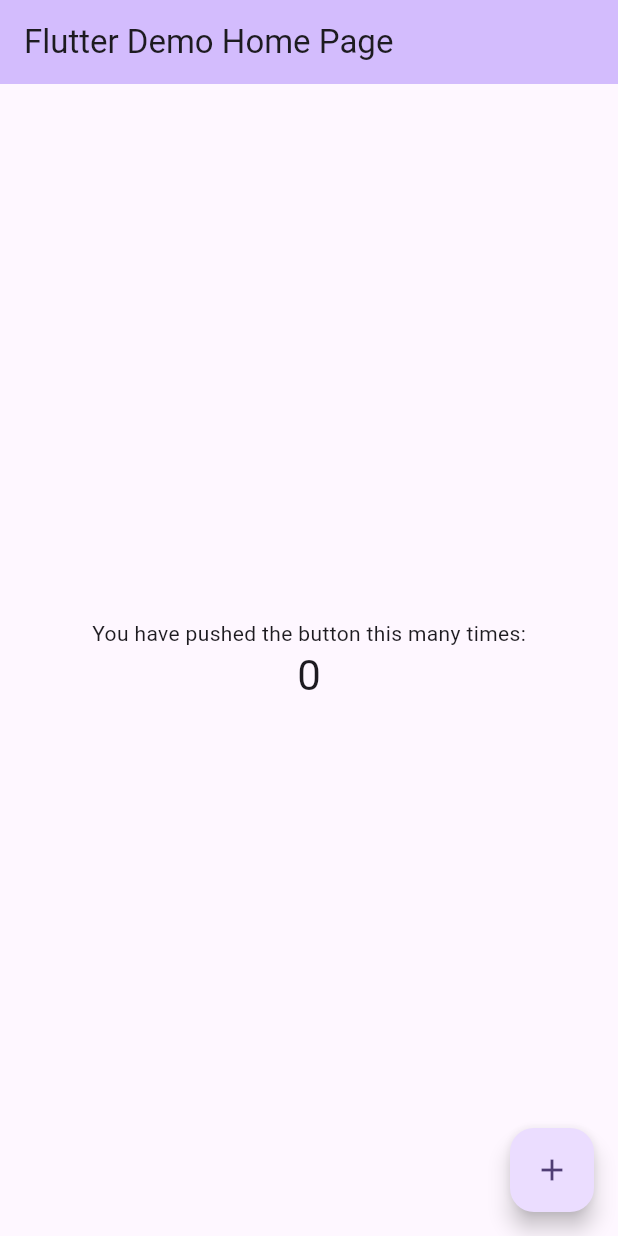
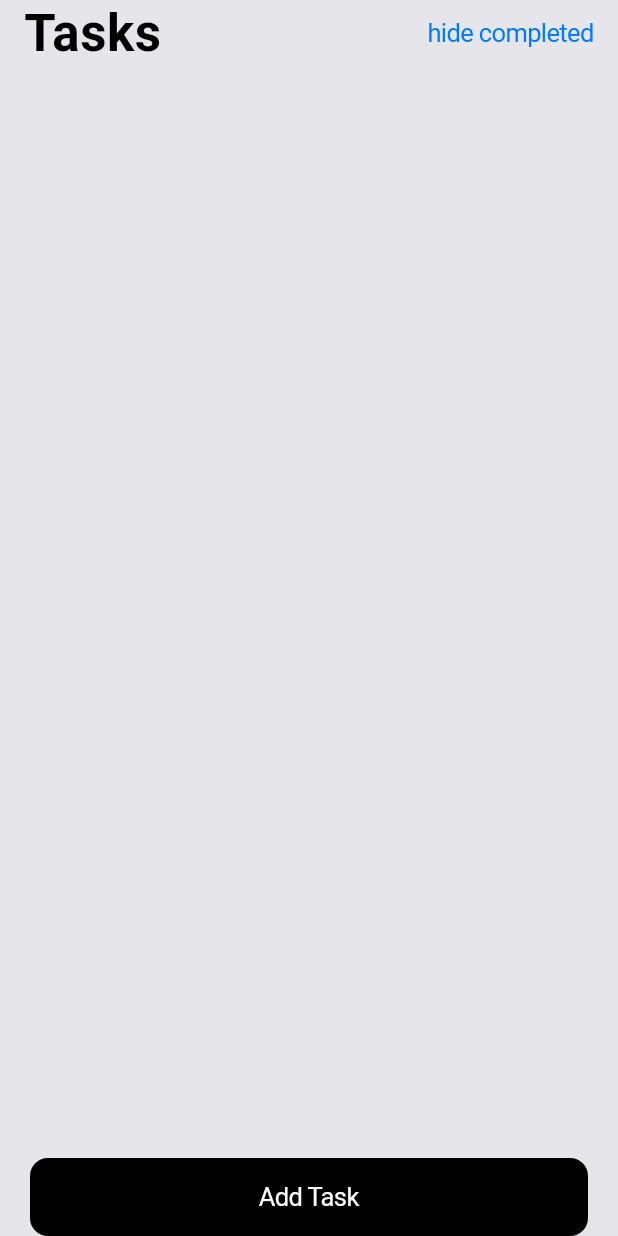
Before and after one commit to hhumbetovv/flutter_playground, a Flutter app: the screen it shows after launch, on a phone screen of 412 x 824 dp. Run offline on Flutter 3.47's test engine with Material 3 defaults, Android fonts, the phone set to English and light mode, and no system bars.

Commit message:
Vanilla State management example

```diff
--- /dev/null
+++ b/lib/constants/strings.dart
@@ -0,0 +1,12 @@
+sealed class Strings {
+  static const title = "Tasks";
+  static const hideCompleted = "hide completed";
+  static const showCompleted = "show completed";
+  static const delete = "Delete";
+  static const cancel = "Cancel";
+  static const addTask = "Add Task";
+  static const close = "Close";
+  static const description = "Description";
+  static const done = "Done";
+  static const task = "Task";
+}
--- /dev/null
+++ b/lib/domain/entities/todo_entity.dart
@@ -0,0 +1,30 @@
+import 'package:uuid/uuid.dart';
+
+class TodoEntity {
+  final String id;
+  final bool isChecked;
+  final String data;
+  final DateTime date;
+
+  TodoEntity({
+    String? id,
+    required this.isChecked,
+    required this.data,
+    DateTime? date,
+  })  : id = id ?? Uuid().v4(),
+        date = date ?? DateTime.now();
+
+  TodoEntity copyWith({bool? isChecked, String? data, DateTime? date}) {
+    return TodoEntity(
+      id: id,
+      isChecked: isChecked ?? this.isChecked,
+      data: data ?? this.data,
+      date: date ?? this.date,
+    );
+  }
+
+  @override
+  String toString() {
+    return 'TodoEntity {id=$id, isChecked=$isChecked, data=$data, date=$date }';
+  }
+}
--- a/lib/main.dart
+++ b/lib/main.dart
@@ -1,4 +1,5 @@
-import 'package:flutter/material.dart';
+import 'package:flutter/cupertino.dart';
+import 'package:flutter_playground/presentation/main/view.dart';
 
 void main() {
   runApp(const MyApp());
@@ -7,119 +8,16 @@ void main() {
 class MyApp extends StatelessWidget {
   const MyApp({super.key});
 
-  // This widget is the root of your application.
   @override
   Widget build(BuildContext context) {
-    return MaterialApp(
-      title: 'Flutter Demo',
-      theme: ThemeData(
-        // This is the theme of your application.
-        //
-        // TRY THIS: Try running your application with "flutter run". You'll see
-        // the application has a purple toolbar. Then, without quitting the app,
-        // try changing the seedColor in the colorScheme below to Colors.green
-        // and then invoke "hot reload" (save your changes or press the "hot
-        // reload" button in a Flutter-supported IDE, or press "r" if you used
-        // the command line to start the app).
-        //
-        // Notice that the counter didn't reset back to zero; the application
-        // state is not lost during the reload. To reset the state, use hot
-        // restart instead.
-        //
-        // This works for code too, not just values: Most code changes can be
-        // tested with just a hot reload.
-        colorScheme: ColorScheme.fromSeed(seedColor: Colors.deepPurple),
-        useMaterial3: true,
+    return CupertinoApp(
+      title: 'Flutter Playground',
+      theme: CupertinoThemeData(
+        brightness: Brightness.light,
+        primaryColor: CupertinoColors.systemBlue,
+        scaffoldBackgroundColor: CupertinoColors.lightBackgroundGray,
       ),
-      home: const MyHomePage(title: 'Flutter Demo Home Page'),
+      home: MainView(),
     );
   }
 }
-
-class MyHomePage extends StatefulWidget {
-  const MyHomePage({super.key, required this.title});
-
-  // This widget is the home page of your application. It is stateful, meaning
-  // that it has a State object (defined below) that contains fields that affect
-  // how it looks.
-
-  // This class is the configuration for the state. It holds the values (in this
-  // case the title) provided by the parent (in this case the App widget) and
-  // used by the build method of the State. Fields in a Widget subclass are
-  // always marked "final".
-
-  final String title;
-
-  @override
-  State<MyHomePage> createState() => _MyHomePageState();
-}
-
-class _MyHomePageState extends State<MyHomePage> {
-  int _counter = 0;
-
-  void _incrementCounter() {
-    setState(() {
-      // This call to setState tells the Flutter framework that something has
-      // changed in this State, which causes it to rerun the build method below
-      // so that the display can reflect the updated values. If we changed
-      // _counter without calling setState(), then the build method would not be
-      // called again, and so nothing would appear to happen.
-      _counter++;
-    });
-  }
-
-  @override
-  Widget build(BuildContext context) {
-    // This method is rerun every time setState is called, for instance as done
-    // by the _incrementCounter method above.
-    //
-    // The Flutter framework has been optimized to make rerunning build methods
-    // fast, so that you can just rebuild anything that needs updating rather
-    // than having to individually change instances of widgets.
-    return Scaffold(
-      appBar: AppBar(
-        // TRY THIS: Try changing the color here to a specific color (to
-        // Colors.amber, perhaps?) and trigger a hot reload to see the AppBar
-        // change color while the other colors stay the same.
-        backgroundColor: Theme.of(context).colorScheme.inversePrimary,
-        // Here we take the value from the MyHomePage object that was created by
-        // the App.build method, and use it to set our appbar title.
-        title: Text(widget.title),
-      ),
-      body: Center(
-        // Center is a layout widget. It takes a single child and positions it
-        // in the middle of the parent.
-        child: Column(
-          // Column is also a layout widget. It takes a list of children and
-          // arranges them vertically. By default, it sizes itself to fit its
-          // children horizontally, and tries to be as tall as its parent.
-          //
-          // Column has various properties to control how it sizes itself and
-          // how it positions its children. Here we use mainAxisAlignment to
-          // center the children vertically; the main axis here is the vertical
-          // axis because Columns are vertical (the cross axis would be
-          // horizontal).
-          //
-          // TRY THIS: Invoke "debug painting" (choose the "Toggle Debug Paint"
-          // action in the IDE, or press "p" in the console), to see the
-          // wireframe for each widget.
-          mainAxisAlignment: MainAxisAlignment.center,
-          children: <Widget>[
-            const Text(
-              'You have pushed the button this many times:',
-            ),
-            Text(
-              '$_counter',
-              style: Theme.of(context).textTheme.headlineMedium,
-            ),
-          ],
-        ),
-      ),
-      floatingActionButton: FloatingActionButton(
-        onPressed: _incrementCounter,
-        tooltip: 'Increment',
-        child: const Icon(Icons.add),
-      ), // This trailing comma makes auto-formatting nicer for build methods.
-    );
-  }
-}
--- /dev/null
+++ b/lib/presentation/components/primary_button.dart
@@ -0,0 +1,32 @@
+import 'package:flutter/cupertino.dart';
+
+class PrimaryButton extends StatelessWidget {
+  const PrimaryButton({
+    super.key,
+    required this.content,
+    this.onPressed,
+  });
+
+  final String content;
+  final VoidCallback? onPressed;
+
+  @override
+  Widget build(BuildContext context) {
+    return CupertinoTheme(
+      data: CupertinoTheme.of(context).copyWith(
+        primaryColor: CupertinoColors.black,
+      ),
+      child: Padding(
+        padding: EdgeInsets.symmetric(horizontal: 20),
+        child: SizedBox(
+          width: double.maxFinite,
+          child: CupertinoButton.filled(
+            focusColor: CupertinoColors.black,
+            onPressed: onPressed,
+            child: Text(content),
+          ),
+        ),
+      ),
+    );
+  }
+}
--- /dev/null
+++ b/lib/presentation/create/view_controller.dart
@@ -0,0 +1,15 @@
+part of 'view.dart';
+
+abstract class _CreateTodoViewController extends State<CreateTodoView> {
+  String description = '';
+
+  void setDescription(String value) {
+    setState(() {
+      description = value;
+    });
+  }
+
+  void popResult() {
+    Navigator.of(context).pop(description);
+  }
+}
--- /dev/null
+++ b/lib/presentation/main/components/app_bar.dart
@@ -0,0 +1,40 @@
+import 'package:flutter/cupertino.dart';
+import 'package:flutter_playground/constants/strings.dart';
+
+class MainAppBar extends StatelessWidget implements ObstructingPreferredSizeWidget {
+  const MainAppBar({
+    super.key,
+    required this.hideCompleted,
+    required this.toggleHide,
+  });
+
+  final bool hideCompleted;
+  final VoidCallback toggleHide;
+
+  @override
+  Widget build(BuildContext context) {
+    return CupertinoNavigationBar(
+      backgroundColor: CupertinoColors.transparent,
+      leading: Text(
+        Strings.title,
+        style: CupertinoTheme.of(context).textTheme.navLargeTitleTextStyle,
+      ),
+      trailing: CupertinoButton(
+        padding: EdgeInsets.zero,
+        onPressed: toggleHide,
+        child: Text(
+          hideCompleted ? Strings.showCompleted : Strings.hideCompleted,
+        ),
+      ),
+    );
+  }
+
+  @override
+  Size get preferredSize => Size.fromHeight(kMinInteractiveDimensionCupertino);
+
+  @override
+  bool shouldFullyObstruct(BuildContext context) {
+    final Color backgroundColor = CupertinoTheme.of(context).barBackgroundColor;
+    return backgroundColor.a == 0xFF;
+  }
+}
--- a/pubspec.yaml
+++ b/pubspec.yaml
@@ -11,8 +11,8 @@ environment:
 dependencies:
     flutter:
         sdk: flutter
-
     cupertino_icons: ^1.0.8
+    uuid: ^4.5.1
 
 dev_dependencies:
     flutter_test:
```
Also changed, not shown: lib/presentation/components/primary_text_field.dart (added, +41 -0 lines), lib/presentation/components/primary_text_field_controller.dart (added, +31 -0 lines), lib/presentation/create/components/app_bar.dart (added, +35 -0 lines), lib/presentation/create/view.dart (added, +45 -0 lines), lib/presentation/main/components/todo_item.dart (added, +88 -0 lines), lib/presentation/main/view.dart (added, +64 -0 lines), lib/presentation/main/view_controller.dart (added, +52 -0 lines), pubspec.lock, 1 other file.
